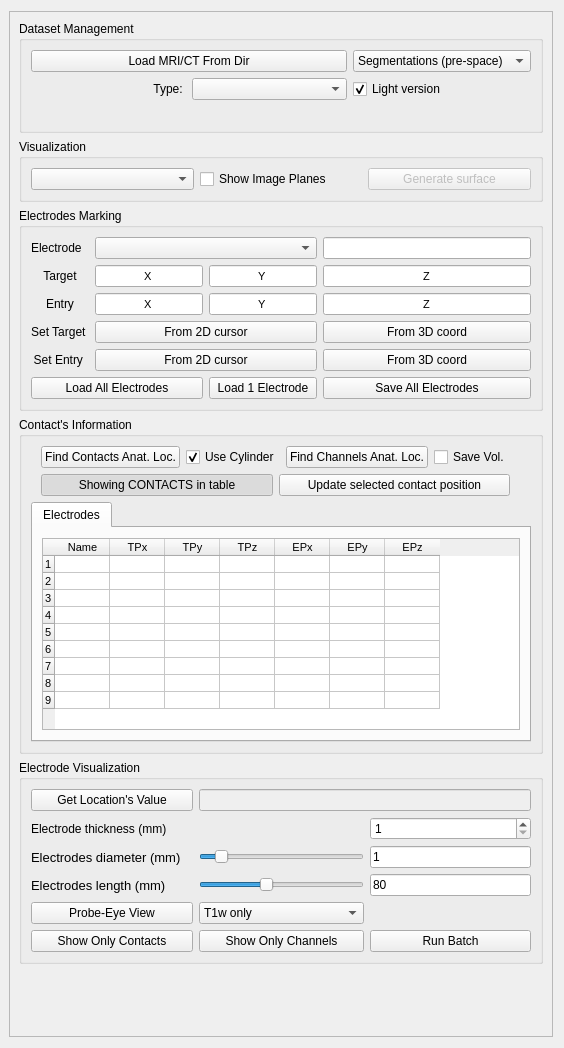
Qt form SEEGAtlas/SEEGAtlasWidget.ui (IbisNeuronav/IbisPluginsExtraSEEG) before a commit.
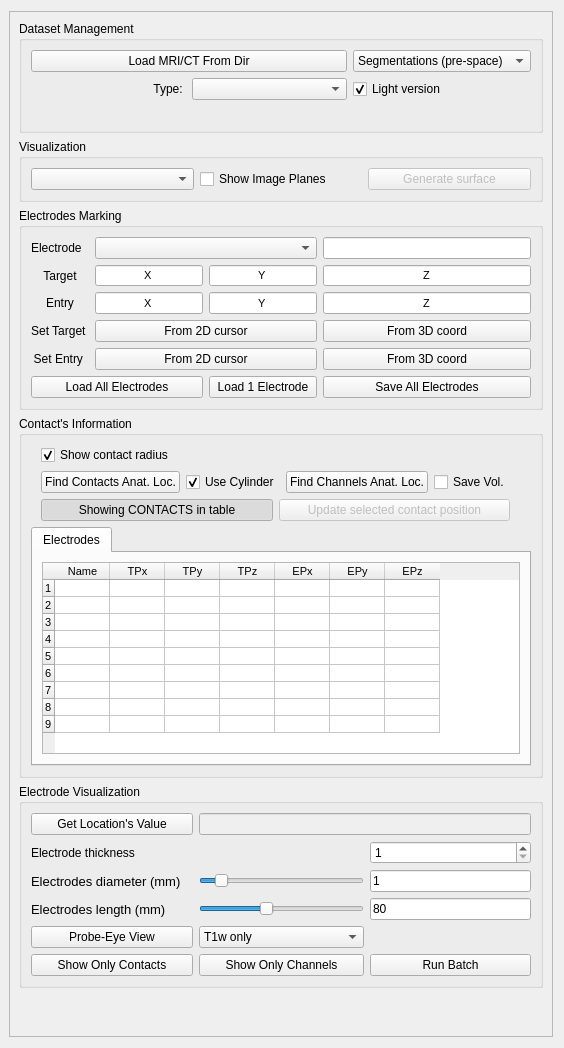
The same form after that commit.

What changed in the file:
```diff
--- a/SEEGAtlas/SEEGAtlasWidget.ui
+++ b/SEEGAtlas/SEEGAtlasWidget.ui
@@ -39,8 +39,8 @@
        <rect>
         <x>0</x>
         <y>0</y>
-        <width>544</width>
-        <height>1028</height>
+        <width>559</width>
+        <height>1014</height>
        </rect>
       </property>
       <layout class="QVBoxLayout" name="verticalLayout_9">
@@ -493,7 +493,7 @@
           <string>Contact's Information</string>
          </property>
          <layout class="QGridLayout" name="gridLayout_4">
-          <item row="0" column="1">
+          <item row="1" column="1">
            <layout class="QHBoxLayout" name="horizontalLayout_2">
             <item>
              <widget class="QPushButton" name="pushButtonFindAnatLoc">
@@ -534,7 +534,7 @@
             </item>
            </layout>
           </item>
-          <item row="4" column="0" colspan="4">
+          <item row="5" column="0" colspan="4">
            <widget class="QTabWidget" name="tabWidgetScores">
             <property name="sizePolicy">
              <sizepolicy hsizetype="Preferred" vsizetype="Preferred">
@@ -655,7 +655,7 @@
             </widget>
            </widget>
           </item>
-          <item row="2" column="1">
+          <item row="3" column="1">
            <layout class="QHBoxLayout" name="horizontalLayout">
             <item>
              <widget class="QPushButton" name="pushButtonShowContactsTable">
@@ -685,7 +685,7 @@
             <item>
              <widget class="QPushButton" name="pushButtonUpdateContactPosition">
               <property name="enabled">
-               <bool>true</bool>
+               <bool>false</bool>
               </property>
               <property name="toolTip">
                <string>&lt;html&gt;&lt;head/&gt;&lt;body&gt;&lt;p&gt;Update position of the currently selected contact in the table to cursor position&lt;/p&gt;&lt;/body&gt;&lt;/html&gt;</string>
@@ -697,6 +697,16 @@
             </item>
            </layout>
           </item>
+          <item row="0" column="1">
+           <widget class="QCheckBox" name="checkBoxShowContactRadius">
+            <property name="text">
+             <string>Show contact radius</string>
+            </property>
+            <property name="checked">
+             <bool>true</bool>
+            </property>
+           </widget>
+          </item>
          </layout>
         </widget>
        </item>
@@ -891,7 +901,7 @@
             <item row="1" column="0">
              <widget class="QLabel" name="label_7">
               <property name="text">
-               <string>Electrode thickness (mm)</string>
+               <string>Electrode thickness</string>
               </property>
              </widget>
             </item>
```
